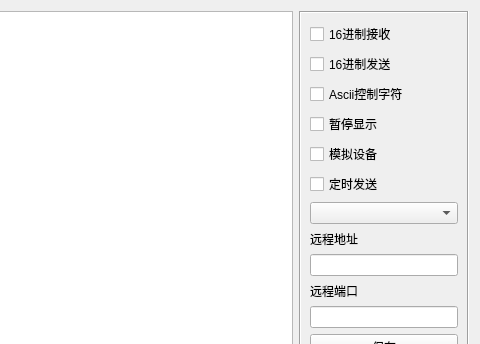
Above: form/frmudpclient.ui from lianpeiliang/net_tran_helper before the change; both pictures show x 320 to 800 and y 0 to 344 of the 800 by 600 pixel window. Below: the same form after it.
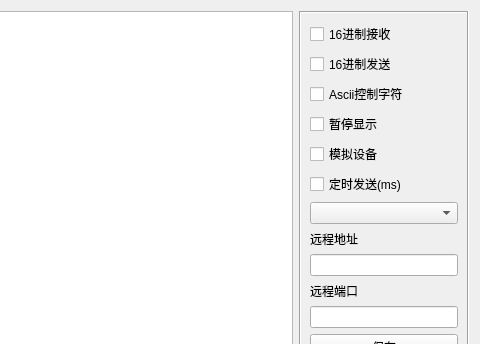
That is the form after the change.

```diff
--- a/form/frmudpclient.ui
+++ b/form/frmudpclient.ui
@@ -80,7 +80,7 @@
       <item>
        <widget class="QCheckBox" name="ckAutoSend">
         <property name="text">
-         <string>定时发送</string>
+         <string>定时发送(ms)</string>
         </property>
        </widget>
       </item>
```
